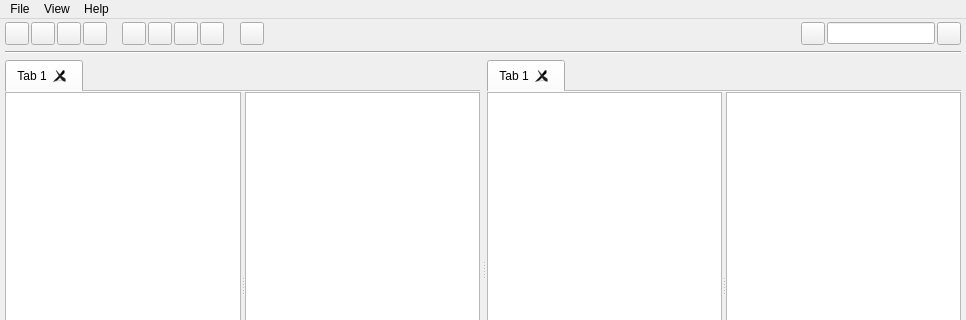
First picture: the form in mainwindow.ui, repository yunnsbz/File-Manager, before the edit; both pictures show x 0 to 966 and y 0 to 320 of the 966 by 528 pixel window.
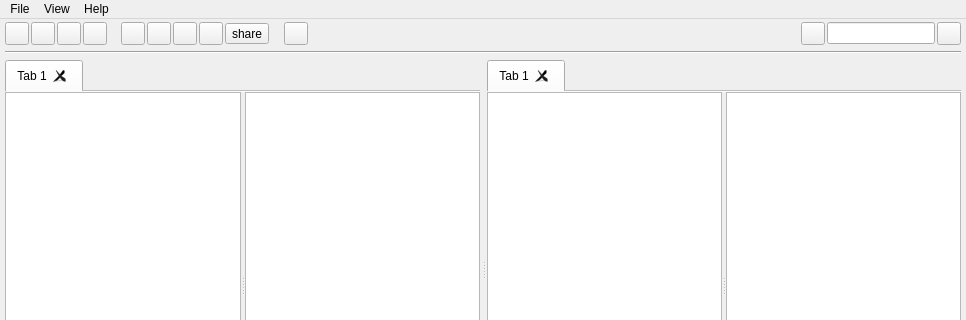
Second picture: the form after the edit. Icons and pictures are not drawn.

```diff
--- a/mainwindow.ui
+++ b/mainwindow.ui
@@ -55,7 +55,7 @@
      <number>0</number>
     </property>
     <item>
-     <layout class="QHBoxLayout" name="toolBar" stretch="0,0,0,0,1,0,0,0,0,1,0,40,0,0,0">
+     <layout class="QHBoxLayout" name="toolBar" stretch="0,0,0,0,1,0,0,0,0,0,1,0,40,0,0,0">
       <property name="spacing">
        <number>2</number>
       </property>
@@ -194,6 +194,13 @@
         </property>
        </widget>
       </item>
+      <item>
+       <widget class="QToolButton" name="toolShareButton">
+        <property name="text">
+         <string>share</string>
+        </property>
+       </widget>
+      </item>
       <item>
        <spacer name="horizontalSpacer_3">
         <property name="orientation">
```
Left out of the diff: 2 changed lines with no effect on the pictures.
